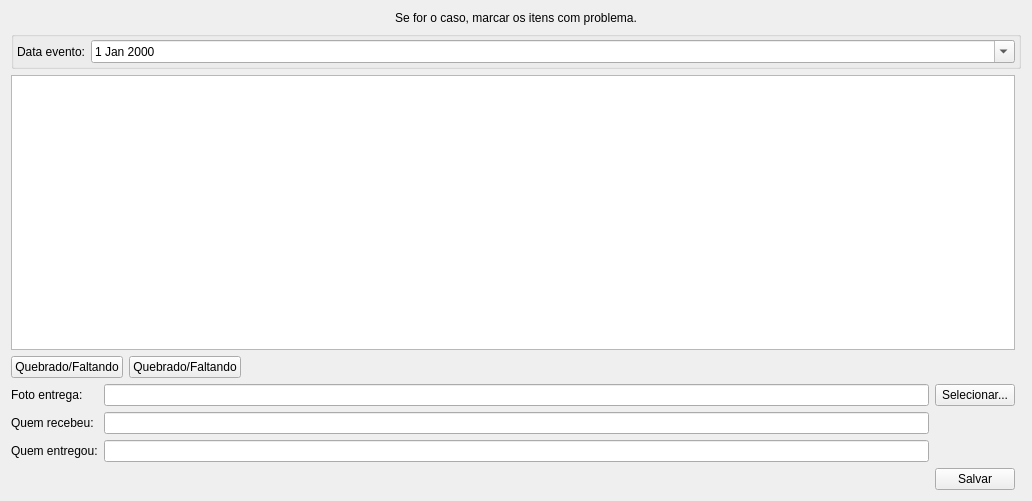
Before: the Qt Designer form ui/inputdialogconfirmacao.ui in darktorres/ERP-STACCATO, drawn with Qt 5.
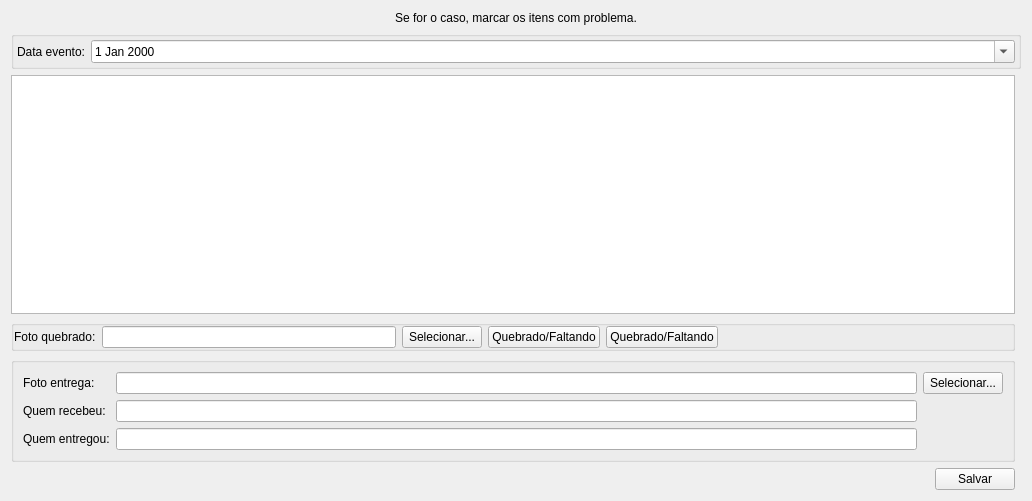
After: the same form once the commit is applied. Custom widgets are drawn as their Qt base class.

Commit message: Cadastrar foto do produto quebrado

Patch:
```diff
--- a/ui/inputdialogconfirmacao.ui
+++ b/ui/inputdialogconfirmacao.ui
@@ -14,60 +14,13 @@
    <string>Informações</string>
   </property>
   <layout class="QGridLayout" name="gridLayout_4">
-   <item row="4" column="0">
-    <layout class="QGridLayout" name="gridLayout">
-     <item row="2" column="1">
-      <widget class="QLineEdit" name="lineEditEntregou"/>
-     </item>
-     <item row="2" column="0">
-      <widget class="QLabel" name="labelEntregou">
-       <property name="text">
-        <string>Quem entregou:</string>
-       </property>
-      </widget>
-     </item>
-     <item row="1" column="0">
-      <widget class="QLabel" name="labelRecebeu">
-       <property name="text">
-        <string>Quem recebeu:</string>
-       </property>
-      </widget>
-     </item>
-     <item row="1" column="1">
-      <widget class="QLineEdit" name="lineEditRecebeu"/>
-     </item>
-     <item row="0" column="0">
-      <widget class="QLabel" name="labelFoto">
-       <property name="text">
-        <string>Foto entrega:</string>
-       </property>
-      </widget>
-     </item>
-     <item row="0" column="1">
-      <widget class="QLineEdit" name="lineEditFoto"/>
-     </item>
-     <item row="0" column="2">
-      <widget class="QPushButton" name="pushButtonFoto">
-       <property name="text">
-        <string>Selecionar...</string>
-       </property>
-      </widget>
-     </item>
-    </layout>
-   </item>
-   <item row="2" column="0">
-    <widget class="TableView" name="tableLogistica">
-     <property name="editTriggers">
-      <set>QAbstractItemView::NoEditTriggers</set>
+   <item row="0" column="0" colspan="2">
+    <widget class="QLabel" name="labelAviso">
+     <property name="text">
+      <string>Se for o caso, marcar os itens com problema.</string>
      </property>
-     <property name="selectionMode">
-      <enum>QAbstractItemView::SingleSelection</enum>
-     </property>
-     <property name="selectionBehavior">
-      <enum>QAbstractItemView::SelectRows</enum>
-     </property>
-     <property name="sortingEnabled">
-      <bool>true</bool>
+     <property name="alignment">
+      <set>Qt::AlignCenter</set>
      </property>
     </widget>
    </item>
@@ -115,6 +68,22 @@
      </layout>
     </widget>
    </item>
+   <item row="2" column="0">
+    <widget class="TableView" name="tableLogistica">
+     <property name="editTriggers">
+      <set>QAbstractItemView::NoEditTriggers</set>
+     </property>
+     <property name="selectionMode">
+      <enum>QAbstractItemView::SingleSelection</enum>
+     </property>
+     <property name="selectionBehavior">
+      <enum>QAbstractItemView::SelectRows</enum>
+     </property>
+     <property name="sortingEnabled">
+      <bool>true</bool>
+     </property>
+    </widget>
+   </item>
    <item row="5" column="0">
     <layout class="QHBoxLayout" name="horizontalLayout">
      <item>
@@ -148,18 +117,8 @@
      </item>
     </layout>
    </item>
-   <item row="0" column="0" colspan="2">
-    <widget class="QLabel" name="labelAviso">
-     <property name="text">
-      <string>Se for o caso, marcar os itens com problema.</string>
-     </property>
-     <property name="alignment">
-      <set>Qt::AlignCenter</set>
-     </property>
-    </widget>
-   </item>
    <item row="3" column="0">
-    <widget class="QFrame" name="frameQuebrado">
+    <widget class="QGroupBox" name="groupBoxQuebrado">
      <layout class="QHBoxLayout" name="horizontalLayout_2">
       <property name="leftMargin">
        <number>0</number>
@@ -173,6 +132,23 @@
       <property name="bottomMargin">
        <number>0</number>
       </property>
+      <item>
+       <widget class="QLabel" name="labelFoto_2">
+        <property name="text">
+         <string>Foto quebrado:</string>
+        </property>
+       </widget>
+      </item>
+      <item>
+       <widget class="QLineEdit" name="lineEditFoto_2"/>
+      </item>
+      <item>
+       <widget class="QPushButton" name="pushButtonFoto_2">
+        <property name="text">
+         <string>Selecionar...</string>
+        </property>
+       </widget>
+      </item>
       <item>
        <widget class="QPushButton" name="pushButtonQuebradoEntrega">
         <property name="enabled">
@@ -209,6 +185,49 @@
      </layout>
     </widget>
    </item>
+   <item row="4" column="0">
+    <widget class="QGroupBox" name="">
+     <layout class="QGridLayout" name="gridLayout">
+      <item row="2" column="1">
+       <widget class="QLineEdit" name="lineEditEntregou"/>
+      </item>
+      <item row="2" column="0">
+       <widget class="QLabel" name="labelEntregou">
+        <property name="text">
+         <string>Quem entregou:</string>
+        </property>
+       </widget>
+      </item>
+      <item row="1" column="0">
+       <widget class="QLabel" name="labelRecebeu">
+        <property name="text">
+         <string>Quem recebeu:</string>
+        </property>
+       </widget>
+      </item>
+      <item row="1" column="1">
+       <widget class="QLineEdit" name="lineEditRecebeu"/>
+      </item>
+      <item row="0" column="0">
+       <widget class="QLabel" name="labelFoto">
+        <property name="text">
+         <string>Foto entrega:</string>
+        </property>
+       </widget>
+      </item>
+      <item row="0" column="1">
+       <widget class="QLineEdit" name="lineEditFoto"/>
+      </item>
+      <item row="0" column="2">
+       <widget class="QPushButton" name="pushButtonFoto">
+        <property name="text">
+         <string>Selecionar...</string>
+        </property>
+       </widget>
+      </item>
+     </layout>
+    </widget>
+   </item>
   </layout>
  </widget>
  <customwidgets>
```
The commit also changes 2 other files.
